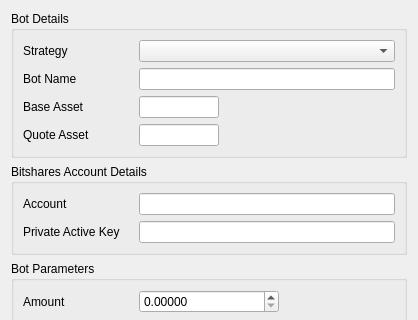
Qt form dexbot/views/orig/create_bot_window.ui (xeroc/stakemachine) before a commit; both pictures show x 0 to 418 and y 0 to 320 of the 418 by 474 pixel window.
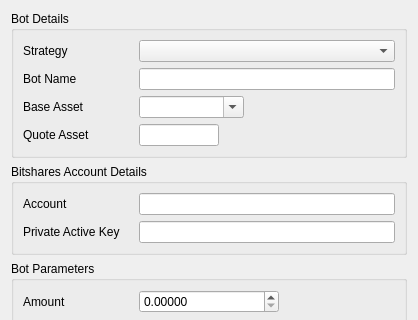
The same form after that commit.

Commit message:
Change base asset input field to combobox on create bot window
Also added some default assets for the base asset

```diff
--- a/dexbot/views/orig/create_bot_window.ui
+++ b/dexbot/views/orig/create_bot_window.ui
@@ -424,28 +424,6 @@
         <property name="text">
          <string>Base Asset</string>
         </property>
-        <property name="buddy">
-         <cstring>base_asset_input</cstring>
-        </property>
-       </widget>
-      </item>
-      <item row="2" column="1">
-       <widget class="QLineEdit" name="base_asset_input">
-        <property name="sizePolicy">
-         <sizepolicy hsizetype="Fixed" vsizetype="Fixed">
-          <horstretch>0</horstretch>
-          <verstretch>0</verstretch>
-         </sizepolicy>
-        </property>
-        <property name="maximumSize">
-         <size>
-          <width>80</width>
-          <height>16777215</height>
-         </size>
-        </property>
-        <property name="inputMethodHints">
-         <set>Qt::ImhPreferUppercase</set>
-        </property>
        </widget>
       </item>
       <item row="3" column="0">
@@ -486,6 +464,25 @@
         </property>
        </widget>
       </item>
+      <item row="2" column="1">
+       <widget class="QComboBox" name="base_asset_input">
+        <property name="sizePolicy">
+         <sizepolicy hsizetype="Fixed" vsizetype="Fixed">
+          <horstretch>0</horstretch>
+          <verstretch>0</verstretch>
+         </sizepolicy>
+        </property>
+        <property name="minimumSize">
+         <size>
+          <width>105</width>
+          <height>0</height>
+         </size>
+        </property>
+        <property name="editable">
+         <bool>true</bool>
+        </property>
+       </widget>
+      </item>
      </layout>
      <zorder></zorder>
      <zorder>strategy_label</zorder>
```
Left out of the diff: 10 changed lines with no effect on the pictures. The commit also changes 3 other files.
